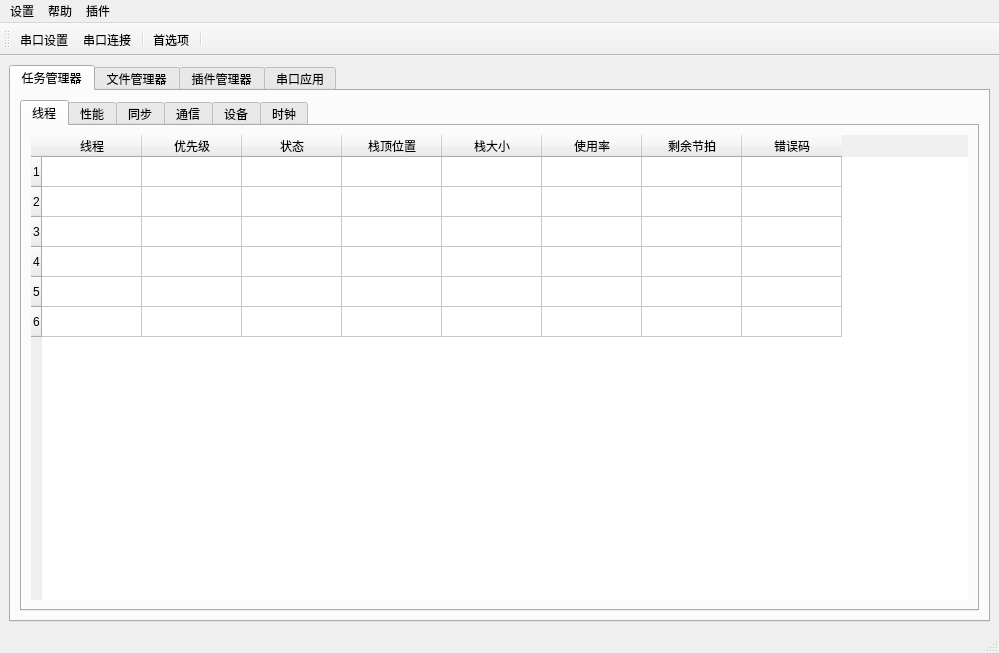
Before: the Qt Designer form ui/mainwindow.ui in xqyjlj/seimey, drawn with Qt 5.
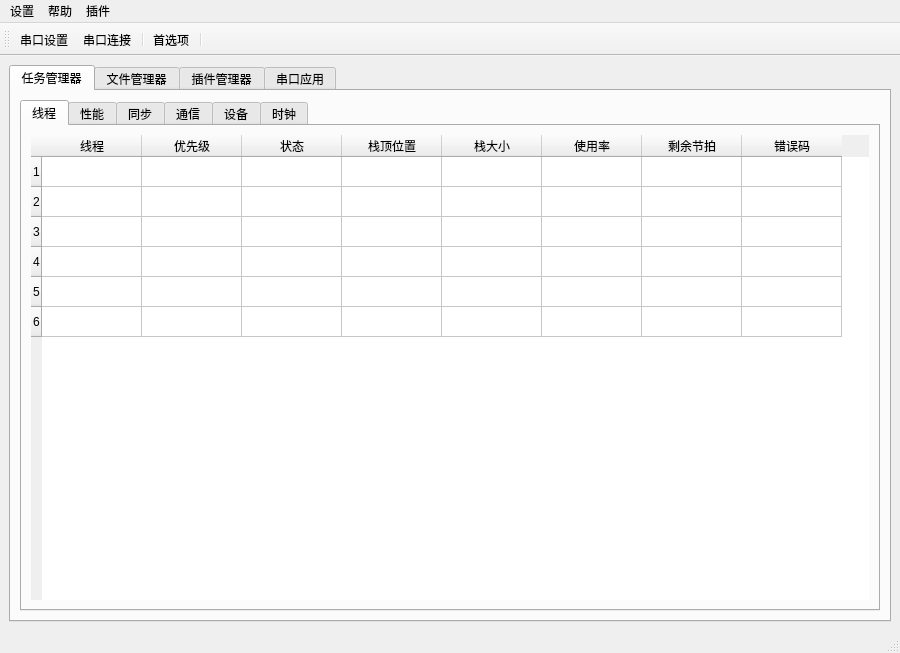
After: the same form once the commit is applied. Icons and pictures are not drawn. Custom widgets are drawn as their Qt base class.

```diff
--- a/ui/mainwindow.ui
+++ b/ui/mainwindow.ui
@@ -6,7 +6,7 @@
    <rect>
     <x>0</x>
     <y>0</y>
-    <width>999</width>
+    <width>900</width>
     <height>653</height>
    </rect>
   </property>
```
